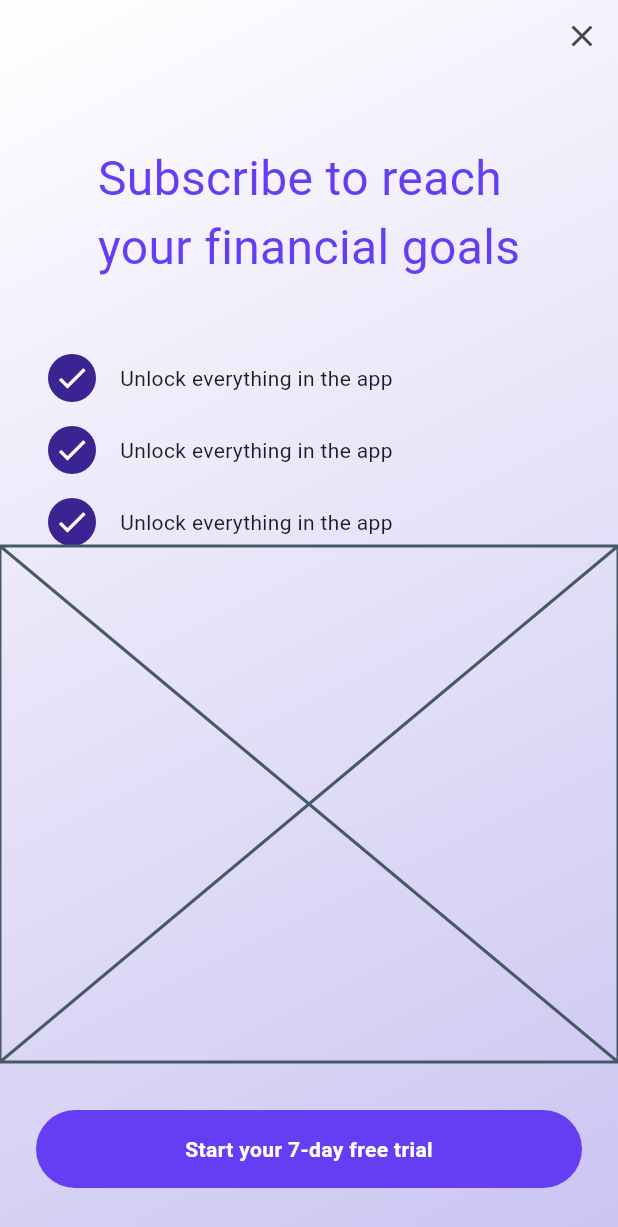
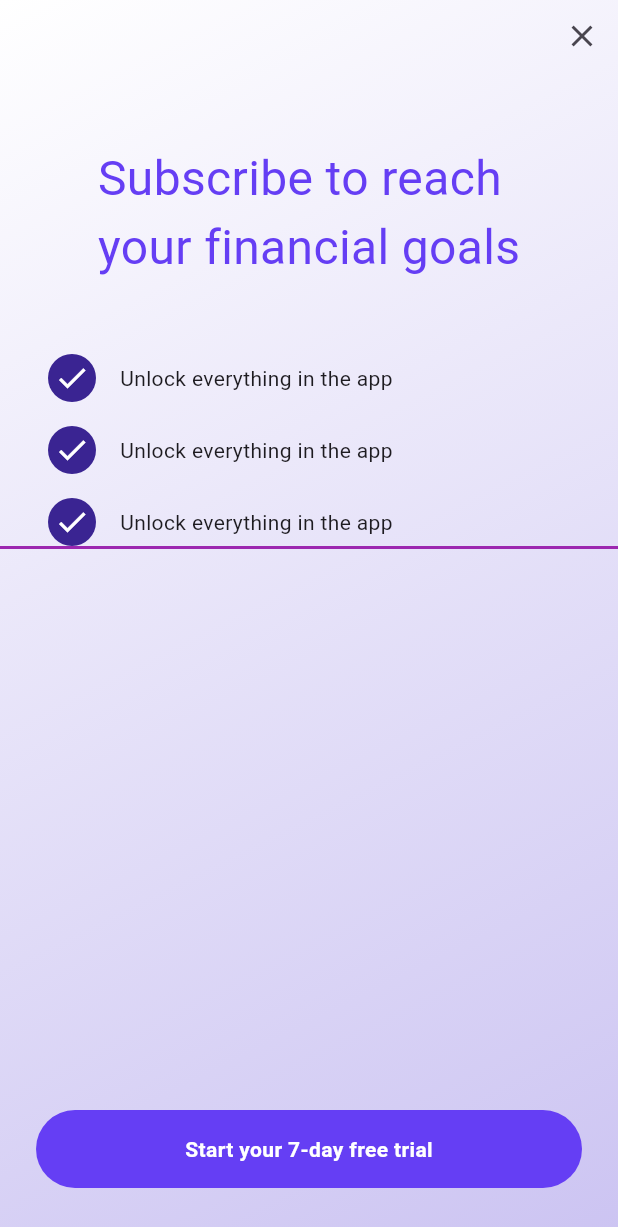
Before and after one commit to JAICHANGPARK/flutter_notebook_chapter_43, a Flutter app: the PaywallScreen screen opened directly, on a phone screen of 412 x 824 dp. Shown: the top 1227 px of the screen. Run offline on Flutter 3.47's test engine with Material 3 defaults, Android fonts, the phone set to English and light mode, and no system bars; our stand-ins replace gap.

Commit message:
Update paywall_screen.dart

```diff
--- a/lib/ep2154_paywall_screen/views/paywall_screen.dart
+++ b/lib/ep2154_paywall_screen/views/paywall_screen.dart
@@ -103,8 +103,17 @@ class _PaywallScreenState extends State<PaywallScreen> {
                     ),
                   ),
                   Expanded(
-                    child: Placeholder(),
-                  ),
+                      child: Column(
+                    children: [
+                      Container(
+                        decoration: BoxDecoration(
+                          border: Border.all(
+                            color: Colors.purple,
+                          ),
+                        ),
+                      )
+                    ],
+                  )),
                   Container(
                     decoration: ShapeDecoration(
                       shape: StadiumBorder(),
```
